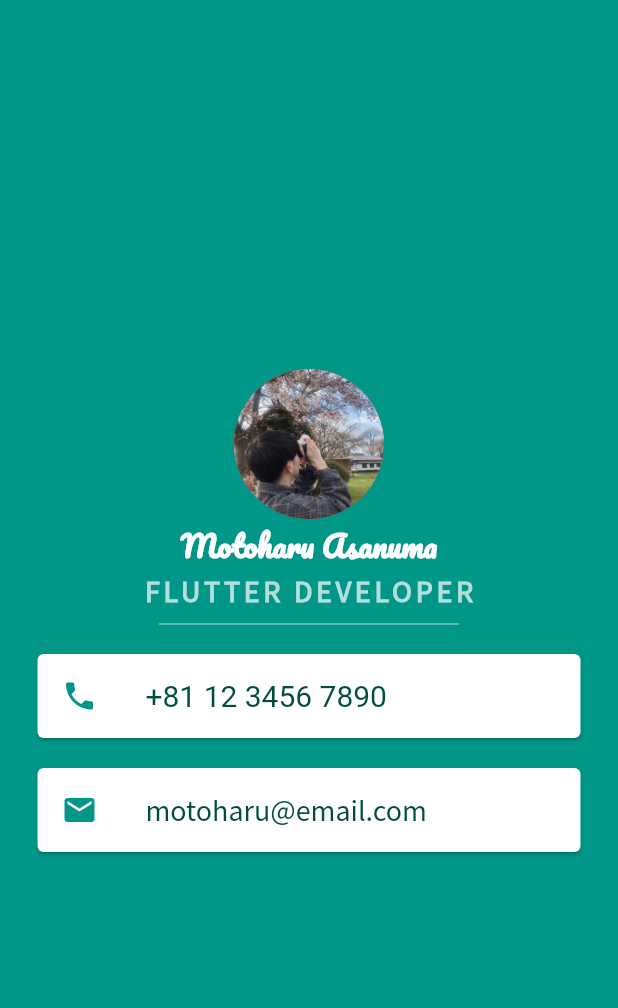
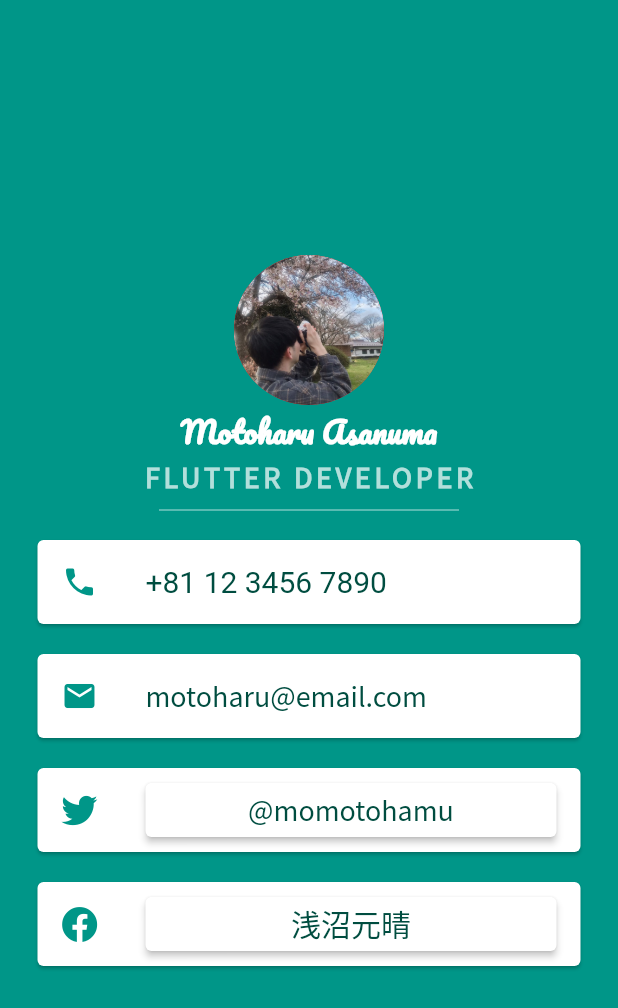
Before and after one commit to momomomo111/mi_card_flutter, a Flutter app: the screen it shows after launch, on a phone screen of 412 x 824 dp. Shown: the top 1008 px of the screen. Run offline on Flutter 3.47's test engine with Material 2 defaults, Android fonts, the phone set to English and light mode, and no system bars; our stand-ins replace font_awesome_flutter.

Commit message:
[update] Add a link to your sns account
snsアカウントのリンクを追加

```diff
--- a/lib/main.dart
+++ b/lib/main.dart
@@ -1,4 +1,9 @@
 import 'package:flutter/material.dart';
+import 'package:font_awesome_flutter/font_awesome_flutter.dart';
+import 'package:url_launcher/url_launcher.dart';
+
+const _twitterUrl = 'https://twitter.com/momotohamu';
+const _facebookUrl = 'https://www.facebook.com/motoharu.asanuma';
 
 void main() {
   runApp(MyApp());
@@ -12,7 +17,7 @@ class MyApp extends StatelessWidget {
         backgroundColor: Colors.teal,
         body: SafeArea(
             child: Column(
-              mainAxisAlignment: MainAxisAlignment.center,
+          mainAxisAlignment: MainAxisAlignment.center,
           children: <Widget>[
             CircleAvatar(
               radius: 50.0,
@@ -80,9 +85,61 @@ class MyApp extends StatelessWidget {
                 ),
               ),
             ),
+            Card(
+              color: Colors.white,
+              margin: EdgeInsets.symmetric(vertical: 10.0, horizontal: 25.0),
+              child: ListTile(
+                leading: Icon(
+                  FontAwesomeIcons.twitter,
+                  color: Colors.teal,
+                ),
+                title: ElevatedButton(
+                  style: ElevatedButton.styleFrom(
+                    primary: Colors.white,
+                  ),
+                  onPressed: _twitterLaunchURL,
+                  child: Text(
+                    '@momotohamu',
+                    style: TextStyle(
+                      fontSize: 20.0,
+                      color: Colors.teal.shade900,
+                      fontFamily: 'Source Sans Pro',
+                    ),
+                  ),
+                ),
+              ),
+            ),
+            Card(
+              color: Colors.white,
+              margin: EdgeInsets.symmetric(vertical: 10.0, horizontal: 25.0),
+              child: ListTile(
+                leading: Icon(
+                  FontAwesomeIcons.facebook,
+                  color: Colors.teal,
+                ),
+                title: ElevatedButton(
+                  style: ElevatedButton.styleFrom(
+                    primary: Colors.white,
+                  ),
+                  onPressed: _facebookLaunchURL,
+                  child: Text(
+                    '浅沼元晴',
+                    style: TextStyle(
+                      fontSize: 20.0,
+                      color: Colors.teal.shade900,
+                      fontFamily: 'Source Sans Pro',
+                    ),
+                  ),
+                ),
+              ),
+            ),
           ],
         )),
       ),
     );
   }
+  void _twitterLaunchURL() async =>
+      await canLaunch(_twitterUrl) ? await launch(_twitterUrl) : throw 'Could not launch $_twitterUrl';
+  void _facebookLaunchURL() async =>
+      await canLaunch(_facebookUrl) ? await launch(_facebookUrl) : throw 'Could not launch $_facebookUrl';
 }
--- a/pubspec.yaml
+++ b/pubspec.yaml
@@ -15,6 +15,8 @@ dependencies:
 dev_dependencies:
   flutter_test:
     sdk: flutter
+  url_launcher: ^6.0.9
+  font_awesome_flutter: ^9.1.0
 
 flutter:
 
```
Also changed, not shown: 6 other files.
